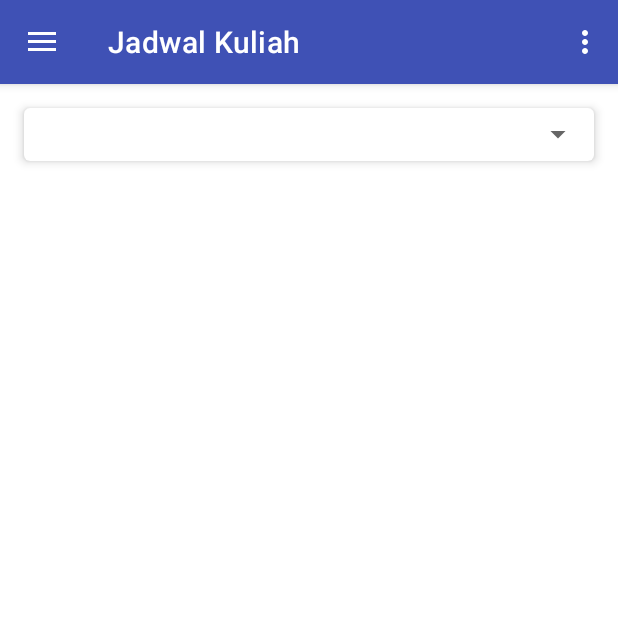
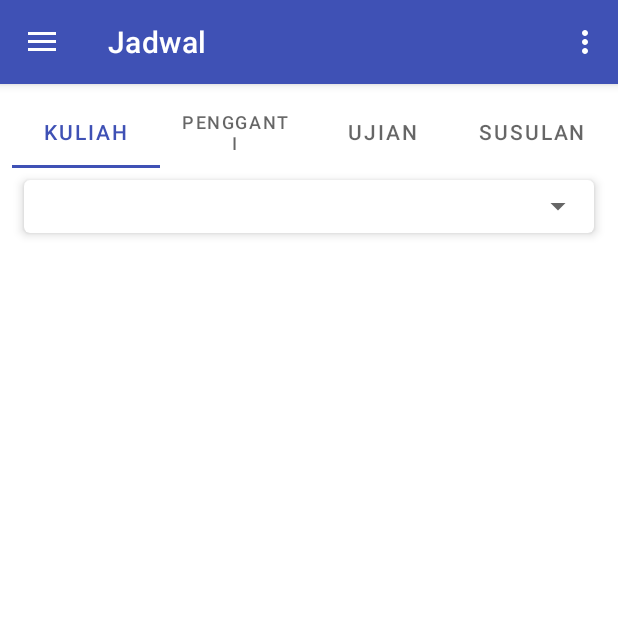
Before and after one commit to luteh/KampusOnline, an Android app: the screen it shows after launch once a user with an empty profile is signed in (DashboardActivity), in the side drawer, after a tap on "Jadwal", on a phone screen of 412 x 824 dp, the top half of it. Run offline under Robolectric (Android 15) with nearby library versions, the phone set to English and light mode, and no system bars; our stand-ins replace ButterKnife, Firebase (no records; nobody signed in at launch, a user with empty details on screens opened directly), Picasso, RxJava; libraries missing offline, so code that uses them is left out: durdinapps.rxfirebase2, libs.mjn.prettydialog; 3 statements that could not run were skipped.

Commit message:
Add tab layout and viewpager items in Jadwal Fragment

```diff
--- /dev/null
+++ b/app/src/main/java/com/luteh/kampusonline/common/util/CustomViewPager.java
@@ -0,0 +1,45 @@
+package com.luteh.kampusonline.common.util;
+
+import android.content.Context;
+import android.util.AttributeSet;
+import android.view.MotionEvent;
+
+import androidx.annotation.NonNull;
+import androidx.annotation.Nullable;
+import androidx.viewpager.widget.ViewPager;
+
+/**
+ * Created by Luthfan Maftuh on 10/12/2018.
+ * Email luthfanmaftuh@gmail.com
+ */
+public class CustomViewPager extends ViewPager {
+    private boolean enabled;
+
+    public CustomViewPager(@NonNull Context context) {
+        super(context);
+    }
+
+    public CustomViewPager(@NonNull Context context, @Nullable AttributeSet attrs) {
+        super(context, attrs);
+    }
+
+    @Override
+    public boolean onTouchEvent(MotionEvent event) {
+        if (this.enabled) {
+            return super.onTouchEvent(event);
+        }
+        return false;
+    }
+
+    @Override
+    public boolean onInterceptTouchEvent(MotionEvent event) {
+        if (this.enabled) {
+            return super.onInterceptTouchEvent(event);
+        }
+        return false;
+    }
+
+    public void setPagingEnabled(boolean enabled) {
+        this.enabled = enabled;
+    }
+}
--- a/app/src/main/java/com/luteh/kampusonline/ui/activities/dashboard/DashboardActivity.java
+++ b/app/src/main/java/com/luteh/kampusonline/ui/activities/dashboard/DashboardActivity.java
@@ -27,7 +27,7 @@ import com.luteh.kampusonline.ui.fragments.dashboard.DashboardFragment;
 import com.luteh.kampusonline.ui.fragments.hasilstudi.HasilStudiFragment;
 import com.luteh.kampusonline.R;
 import com.luteh.kampusonline.common.base.BaseActivity;
-import com.luteh.kampusonline.ui.fragments.jadwalkuliah.JadwalKuliahFragment;
+import com.luteh.kampusonline.ui.fragments.jadwal.JadwalFragment;
 import com.squareup.picasso.Picasso;
 
 import java.text.SimpleDateFormat;
@@ -140,7 +140,7 @@ public class DashboardActivity extends BaseActivity implements NavigationView.On
                 replaceFragment(new HasilStudiFragment(), R.string.title_hasil_studi_fragment);
                 break;
             case R.id.navJadwal:
-                replaceFragment(new JadwalKuliahFragment(), R.string.title_jadwal_kuliah_fragment);
+                replaceFragment(new JadwalFragment(), R.string.title_jadwal_fragment);
                 break;
             case R.id.navRencanaStudi:
                 break;
--- /dev/null
+++ b/app/src/main/java/com/luteh/kampusonline/ui/fragments/jadwal/JadwalFragment.java
@@ -0,0 +1,71 @@
+package com.luteh.kampusonline.ui.fragments.jadwal;
+
+
+import android.content.Context;
+import android.os.Bundle;
+import android.app.Fragment;
+import android.view.LayoutInflater;
+import android.view.View;
+import android.view.ViewGroup;
+
+import com.google.android.material.tabs.TabLayout;
+import com.luteh.kampusonline.R;
+import com.luteh.kampusonline.common.base.BaseFragment;
+import com.luteh.kampusonline.common.util.CustomViewPager;
+import com.luteh.kampusonline.ui.fragments.jadwal.kuliah.JadwalKuliahFragment;
+import com.luteh.kampusonline.ui.fragments.jadwal.pengganti.JadwalPenggantiFragment;
+import com.luteh.kampusonline.ui.fragments.jadwal.susulan.JadwalSusulanFragment;
+import com.luteh.kampusonline.ui.fragments.jadwal.ujian.JadwalUjianFragment;
+
+import butterknife.BindView;
+
+
+/**
+ * A simple {@link Fragment} subclass.
+ */
+public class JadwalFragment extends BaseFragment {
+
+    private JadwalPagerAdapter adapter;
+
+    @BindView(R.id.tabsJadwal)
+    TabLayout tabsJadwal;
+    @BindView(R.id.vpJadwal)
+    CustomViewPager vpJadwal;
+
+    public JadwalFragment() {
+        // Required empty public constructor
+    }
+
+
+    @Override
+    public View onCreateView(LayoutInflater inflater, ViewGroup container,
+                             Bundle savedInstanceState) {
+        // Inflate the layout for this fragment
+        return inflater.inflate(R.layout.fragment_jadwal, container, false);
+    }
+
+    @Override
+    protected void onInit() {
+        super.onInit();
+        vpJadwal.setPagingEnabled(false);
+
+        setupViewPager();
+
+        tabsJadwal.setupWithViewPager(vpJadwal);
+    }
+
+    private void setupViewPager() {
+        adapter.addFragment(new JadwalKuliahFragment(), getResources().getString(R.string.title_kuliah_fragment));
+        adapter.addFragment(new JadwalPenggantiFragment(), getResources().getString(R.string.title_penggangti_fragment));
+        adapter.addFragment(new JadwalUjianFragment(), getResources().getString(R.string.title_ujian_fragment));
+        adapter.addFragment(new JadwalSusulanFragment(), getResources().getString(R.string.title_susulan_fragment));
+        vpJadwal.setAdapter(adapter);
+        vpJadwal.setOffscreenPageLimit(adapter.getCount() - 1);
+    }
+
+    @Override
+    public void onAttach(Context context) {
+        super.onAttach(context);
+        adapter = new JadwalPagerAdapter(context, getChildFragmentManager());
+    }
+}
--- /dev/null
+++ b/app/src/main/java/com/luteh/kampusonline/ui/fragments/jadwal/JadwalPagerAdapter.java
@@ -0,0 +1,49 @@
+package com.luteh.kampusonline.ui.fragments.jadwal;
+
+import android.content.Context;
+
+import java.util.ArrayList;
+import java.util.List;
+
+import androidx.annotation.Nullable;
+import androidx.fragment.app.Fragment;
+import androidx.fragment.app.FragmentManager;
+import androidx.fragment.app.FragmentPagerAdapter;
+
+/**
+ * Created by Luthfan Maftuh on 10/12/2018.
+ * Email luthfanmaftuh@gmail.com
+ */
+public class JadwalPagerAdapter extends FragmentPagerAdapter {
+    private final List<Fragment> mFragmentList = new ArrayList<>();
+    private final List<String> mFragmentTitleList = new ArrayList<>();
+
+    private Context mContext;
+
+    public JadwalPagerAdapter(Context context, FragmentManager fm) {
+        super(fm);
+        mContext = context;
+    }
+
+    @Override
+    public Fragment getItem(int position) {
+        return mFragmentList.get(position);
+    }
+
+    @Override
+    public int getCount() {
+//        return 4;
+        return mFragmentList.size();
+    }
+
+    @Nullable
+    @Override
+    public CharSequence getPageTitle(int position) {
+        return mFragmentTitleList.get(position);
+    }
+
+    public void addFragment(Fragment fragment, String title) {
+        mFragmentList.add(fragment);
+        mFragmentTitleList.add(title);
+    }
+}
--- a/app/src/main/java/com/luteh/kampusonline/ui/fragments/jadwalkuliah/IJadwalKuliahPresenter.java
+++ b/app/src/main/java/com/luteh/kampusonline/ui/fragments/jadwal/kuliah/IJadwalKuliahPresenter.java
@@ -1,4 +1,4 @@
-package com.luteh.kampusonline.ui.fragments.jadwalkuliah;
+package com.luteh.kampusonline.ui.fragments.jadwal.kuliah;
 
 /**
  * Created by Luthfan Maftuh on 09/12/2018.
--- a/app/src/main/java/com/luteh/kampusonline/ui/fragments/jadwalkuliah/IJadwalKuliahView.java
+++ b/app/src/main/java/com/luteh/kampusonline/ui/fragments/jadwal/kuliah/IJadwalKuliahView.java
@@ -1,7 +1,6 @@
-package com.luteh.kampusonline.ui.fragments.jadwalkuliah;
+package com.luteh.kampusonline.ui.fragments.jadwal.kuliah;
 
 import com.luteh.kampusonline.model.JadwalKuliah;
-import com.luteh.kampusonline.model.hasilstudi.HasilStudi;
 
 import java.util.List;
 
--- a/app/src/main/java/com/luteh/kampusonline/ui/fragments/jadwalkuliah/JadwalKuliahFragment.java
+++ b/app/src/main/java/com/luteh/kampusonline/ui/fragments/jadwal/kuliah/JadwalKuliahFragment.java
@@ -1,4 +1,4 @@
-package com.luteh.kampusonline.ui.fragments.jadwalkuliah;
+package com.luteh.kampusonline.ui.fragments.jadwal.kuliah;
 
 
 import android.os.Bundle;
@@ -11,11 +11,10 @@ import android.widget.ArrayAdapter;
 import android.widget.Spinner;
 
 import com.luteh.kampusonline.R;
-import com.luteh.kampusonline.adapter.HasilStudiAdapter;
 import com.luteh.kampusonline.common.Common;
 import com.luteh.kampusonline.common.base.BaseFragment;
 import com.luteh.kampusonline.model.JadwalKuliah;
-import com.luteh.kampusonline.ui.fragments.jadwalkuliah.adapter.JadwalKuliahAdapter;
+import com.luteh.kampusonline.ui.fragments.jadwal.kuliah.adapter.JadwalKuliahAdapter;
 
 import java.util.List;
 
--- a/app/src/main/java/com/luteh/kampusonline/ui/fragments/jadwalkuliah/JadwalKuliahPresenterImp.java
+++ b/app/src/main/java/com/luteh/kampusonline/ui/fragments/jadwal/kuliah/JadwalKuliahPresenterImp.java
@@ -1,11 +1,10 @@
-package com.luteh.kampusonline.ui.fragments.jadwalkuliah;
+package com.luteh.kampusonline.ui.fragments.jadwal.kuliah;
 
 import com.google.firebase.database.DataSnapshot;
 import com.google.firebase.database.DatabaseReference;
 import com.google.firebase.database.FirebaseDatabase;
 import com.luteh.kampusonline.common.Common;
 import com.luteh.kampusonline.model.JadwalKuliah;
-import com.luteh.kampusonline.model.hasilstudi.HasilStudi;
 
 import java.util.ArrayList;
 import java.util.List;
--- a/app/src/main/java/com/luteh/kampusonline/ui/fragments/jadwalkuliah/adapter/JadwalKuliahAdapter.java
+++ b/app/src/main/java/com/luteh/kampusonline/ui/fragments/jadwal/kuliah/adapter/JadwalKuliahAdapter.java
@@ -1,4 +1,4 @@
-package com.luteh.kampusonline.ui.fragments.jadwalkuliah.adapter;
+package com.luteh.kampusonline.ui.fragments.jadwal.kuliah.adapter;
 
 import android.view.LayoutInflater;
 import android.view.ViewGroup;
--- a/app/src/main/java/com/luteh/kampusonline/ui/fragments/jadwalkuliah/adapter/JadwalKuliahDiffUtilCallback.java
+++ b/app/src/main/java/com/luteh/kampusonline/ui/fragments/jadwal/kuliah/adapter/JadwalKuliahDiffUtilCallback.java
@@ -1,4 +1,4 @@
-package com.luteh.kampusonline.ui.fragments.jadwalkuliah.adapter;
+package com.luteh.kampusonline.ui.fragments.jadwal.kuliah.adapter;
 
 import com.luteh.kampusonline.model.JadwalKuliah;
 
--- a/app/src/main/java/com/luteh/kampusonline/ui/fragments/jadwalkuliah/adapter/JadwalKuliahViewHolder.java
+++ b/app/src/main/java/com/luteh/kampusonline/ui/fragments/jadwal/kuliah/adapter/JadwalKuliahViewHolder.java
@@ -1,4 +1,4 @@
-package com.luteh.kampusonline.ui.fragments.jadwalkuliah.adapter;
+package com.luteh.kampusonline.ui.fragments.jadwal.kuliah.adapter;
 
 import android.view.View;
 import android.widget.TextView;
--- /dev/null
+++ b/app/src/main/java/com/luteh/kampusonline/ui/fragments/jadwal/pengganti/JadwalPenggantiFragment.java
@@ -0,0 +1,31 @@
+package com.luteh.kampusonline.ui.fragments.jadwal.pengganti;
+
+
+import android.os.Bundle;
+import android.app.Fragment;
+import android.view.LayoutInflater;
+import android.view.View;
+import android.view.ViewGroup;
+
+import com.luteh.kampusonline.R;
+import com.luteh.kampusonline.common.base.BaseFragment;
+
+/**
+ * A simple {@link Fragment} subclass.
+ */
+public class JadwalPenggantiFragment extends BaseFragment {
+
+
+    public JadwalPenggantiFragment() {
+        // Required empty public constructor
+    }
+
+
+    @Override
+    public View onCreateView(LayoutInflater inflater, ViewGroup container,
+                             Bundle savedInstanceState) {
+        // Inflate the layout for this fragment
+        return inflater.inflate(R.layout.fragment_jadwal_pengganti, container, false);
+    }
+
+}
--- /dev/null
+++ b/app/src/main/java/com/luteh/kampusonline/ui/fragments/jadwal/susulan/JadwalSusulanFragment.java
@@ -0,0 +1,31 @@
+package com.luteh.kampusonline.ui.fragments.jadwal.susulan;
+
+
+import android.os.Bundle;
+import android.app.Fragment;
+import android.view.LayoutInflater;
+import android.view.View;
+import android.view.ViewGroup;
+
+import com.luteh.kampusonline.R;
+import com.luteh.kampusonline.common.base.BaseFragment;
+
+/**
+ * A simple {@link Fragment} subclass.
+ */
+public class JadwalSusulanFragment extends BaseFragment {
+
+
+    public JadwalSusulanFragment() {
+        // Required empty public constructor
+    }
+
+
+    @Override
+    public View onCreateView(LayoutInflater inflater, ViewGroup container,
+                             Bundle savedInstanceState) {
+        // Inflate the layout for this fragment
+        return inflater.inflate(R.layout.fragment_jadwal_susulan, container, false);
+    }
+
+}
--- /dev/null
+++ b/app/src/main/java/com/luteh/kampusonline/ui/fragments/jadwal/ujian/JadwalUjianFragment.java
@@ -0,0 +1,31 @@
+package com.luteh.kampusonline.ui.fragments.jadwal.ujian;
+
+
+import android.os.Bundle;
+import android.app.Fragment;
+import android.view.LayoutInflater;
+import android.view.View;
+import android.view.ViewGroup;
+
+import com.luteh.kampusonline.R;
+import com.luteh.kampusonline.common.base.BaseFragment;
+
+/**
+ * A simple {@link Fragment} subclass.
+ */
+public class JadwalUjianFragment extends BaseFragment {
+
+
+    public JadwalUjianFragment() {
+        // Required empty public constructor
+    }
+
+
+    @Override
+    public View onCreateView(LayoutInflater inflater, ViewGroup container,
+                             Bundle savedInstanceState) {
+        // Inflate the layout for this fragment
+        return inflater.inflate(R.layout.fragment_jadwal_ujian, container, false);
+    }
+
+}
--- /dev/null
+++ b/app/src/main/res/layout/fragment_jadwal.xml
@@ -0,0 +1,22 @@
+<?xml version="1.0" encoding="utf-8"?>
+<LinearLayout xmlns:android="http://schemas.android.com/apk/res/android"
+    xmlns:app="http://schemas.android.com/apk/res-auto"
+    xmlns:tools="http://schemas.android.com/tools"
+    android:layout_width="match_parent"
+    android:layout_height="match_parent"
+    android:orientation="vertical"
+    tools:context=".ui.fragments.jadwal.JadwalFragment">
+
+    <com.google.android.material.tabs.TabLayout
+        android:id="@+id/tabsJadwal"
+        android:layout_width="match_parent"
+        android:layout_height="wrap_content"
+        app:tabGravity="fill"
+        app:tabMode="fixed" />
+
+    <com.luteh.kampusonline.common.util.CustomViewPager
+        android:id="@+id/vpJadwal"
+        android:layout_width="match_parent"
+        android:layout_height="match_parent" />
+
+</LinearLayout>
--- a/app/src/main/res/layout/fragment_jadwal_kuliah.xml
+++ b/app/src/main/res/layout/fragment_jadwal_kuliah.xml
@@ -5,7 +5,7 @@
     android:layout_width="match_parent"
     android:layout_height="match_parent"
     android:orientation="vertical"
-    tools:context=".ui.fragments.jadwalkuliah.JadwalKuliahFragment">
+    tools:context=".ui.fragments.jadwal.kuliah.JadwalKuliahFragment">
 
     <com.google.android.material.card.MaterialCardView
         android:layout_width="match_parent"
--- a/app/src/main/res/values/strings.xml
+++ b/app/src/main/res/values/strings.xml
@@ -78,10 +78,13 @@
     </string-array>
 
     <!--Jadwal Kuliah-->
-    <string name="title_jadwal_kuliah_fragment">Jadwal Kuliah</string>
+    <string name="title_jadwal_fragment">Jadwal</string>
+    <string name="title_kuliah_fragment">Kuliah</string>
+    <string name="title_ujian_fragment">Ujian</string>
+    <string name="title_penggangti_fragment">Pengganti</string>
+    <string name="title_susulan_fragment">Susulan</string>
 
     <string name="title_keuangan_fragment">Keuangan</string>
-    <string name="title_jadwal_fragment">Jadwal</string>
     <string name="title_rencana_studi_fragment">Rencana Studi</string>
 
     <string name="title_message_loading">Loading . . .</string>
```
Also changed, not shown: app/src/main/res/layout/fragment_jadwal_pengganti.xml (added, +15 -0 lines), app/src/main/res/layout/fragment_jadwal_susulan.xml (added, +14 -0 lines), app/src/main/res/layout/fragment_jadwal_ujian.xml (added, +14 -0 lines).
